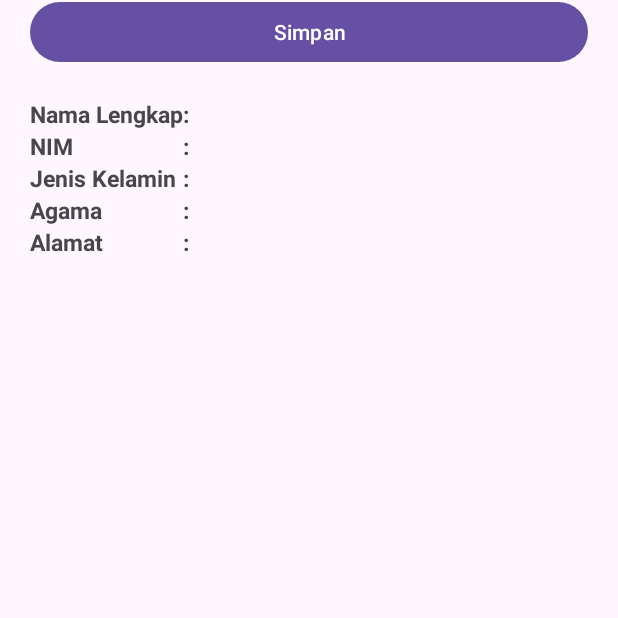
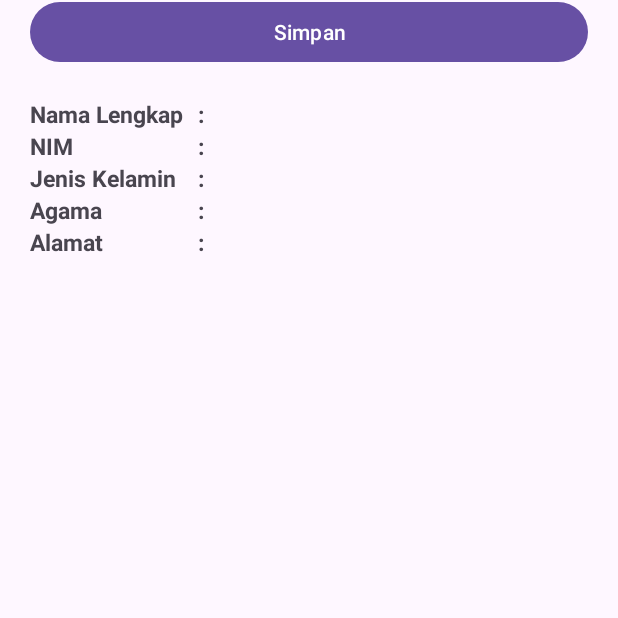
Before and after one commit to rrma1710/AssigmentDesign, an Android app: the InputDataActivity screen opened directly, with no data from a screen before it, on a phone screen of 412 x 824 dp, the part 538-1156 px from its top. Run offline under Robolectric (Android 15) with nearby library versions, the phone set to English and light mode, and no system bars.

Commit message:
Update activity_input_data.xml

```diff
--- a/app/src/main/res/layout/activity_input_data.xml
+++ b/app/src/main/res/layout/activity_input_data.xml
@@ -158,26 +158,14 @@
         <LinearLayout
             android:layout_width="wrap_content"
             android:layout_height="wrap_content"
+            android:layout_marginStart="10dp"
+            android:layout_marginEnd="10dp"
             android:orientation="vertical">
 
             <TextView
                 android:layout_width="match_parent"
                 android:layout_height="wrap_content"
-                android:text=":"
-                android:textSize="15sp"
-                android:textStyle="bold" />
-
-            <TextView
-                android:layout_width="match_parent"
-                android:layout_height="wrap_content"
-                android:text=":"
-                android:textSize="15sp"
-                android:textStyle="bold" />
-
-            <TextView
-                android:layout_width="match_parent"
-                android:layout_height="wrap_content"
-                android:text=":"
+                android:text="@string/titik2"
                 android:textSize="15sp"
                 android:textStyle="bold" />
 
@@ -191,7 +179,21 @@
             <TextView
                 android:layout_width="match_parent"
                 android:layout_height="wrap_content"
-                android:text=":"
+                android:text="@string/titik2"
+                android:textSize="15sp"
+                android:textStyle="bold" />
+
+            <TextView
+                android:layout_width="match_parent"
+                android:layout_height="wrap_content"
+                android:text="@string/titik2"
+                android:textSize="15sp"
+                android:textStyle="bold" />
+
+            <TextView
+                android:layout_width="match_parent"
+                android:layout_height="wrap_content"
+                android:text="@string/titik2"
                 android:textSize="15sp"
                 android:textStyle="bold" />
         </LinearLayout>
```
